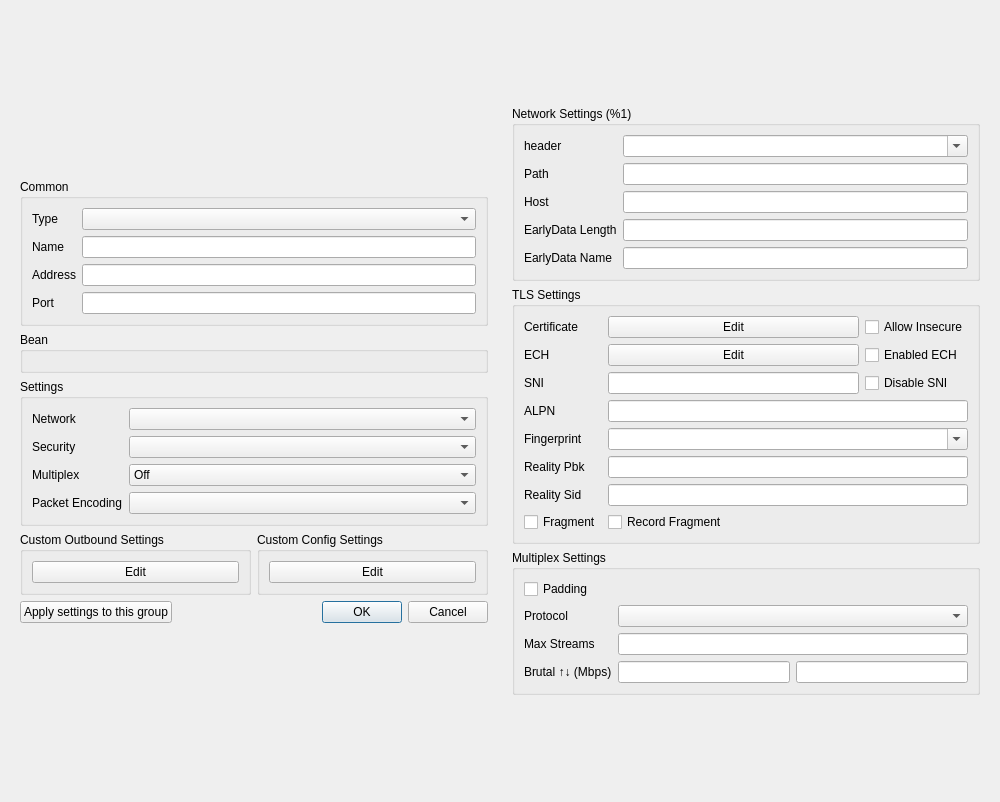
Above: ui/edit/dialog_edit_profile.ui from Restia-Ashbell/nekobox before the change. Below: the same form after it.
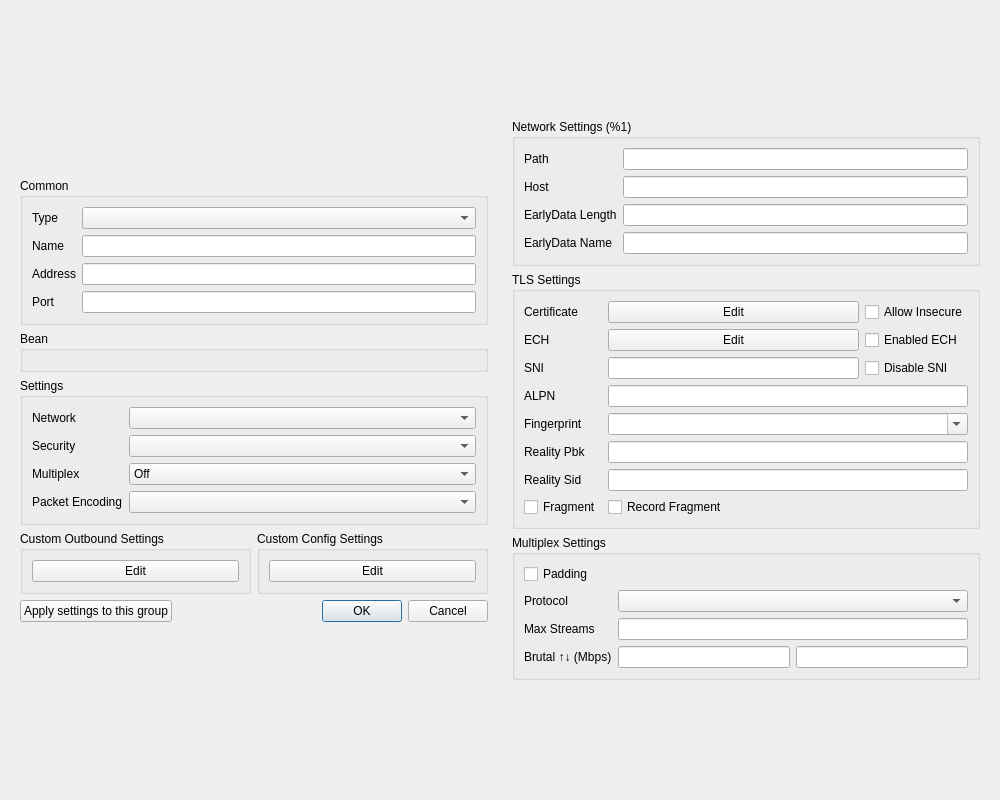
That is the form after the change. Custom widgets are drawn as their Qt base class.

The edit to the form file:
```diff
--- a/ui/edit/dialog_edit_profile.ui
+++ b/ui/edit/dialog_edit_profile.ui
@@ -7,7 +7,7 @@
     <x>0</x>
     <y>0</y>
     <width>1000</width>
-    <height>802</height>
+    <height>800</height>
    </rect>
   </property>
   <property name="sizePolicy">
@@ -145,6 +145,11 @@
              <verstretch>0</verstretch>
             </sizepolicy>
            </property>
+           <item>
+            <property name="text">
+             <string/>
+            </property>
+           </item>
           </widget>
          </item>
          <item row="0" column="0">
@@ -328,22 +333,23 @@
          <string>Network Settings (%1)</string>
         </property>
         <layout class="QGridLayout" name="gridLayout">
-         <item row="1" column="0">
-          <widget class="QLabel" name="path_l">
-           <property name="toolTip">
-            <string notr="true">http path (ws/http/伪装http)
-serviceName (gRPC)
-key (QUIC)</string>
-           </property>
+         <item row="0" column="1">
+          <widget class="MyLineEdit" name="path"/>
+         </item>
+         <item row="3" column="1">
+          <widget class="MyLineEdit" name="ws_early_data_name"/>
+         </item>
+         <item row="3" column="0">
+          <widget class="QLabel" name="ws_early_data_name_l">
            <property name="text">
-            <string notr="true">Path</string>
+            <string notr="true">EarlyData Name</string>
            </property>
           </widget>
          </item>
-         <item row="2" column="1">
+         <item row="1" column="1">
           <widget class="MyLineEdit" name="host"/>
          </item>
-         <item row="2" column="0">
+         <item row="1" column="0">
           <widget class="QLabel" name="host_l">
            <property name="toolTip">
             <string notr="true">http host (ws/http/伪装http)
@@ -354,68 +360,23 @@
            </property>
           </widget>
          </item>
-         <item row="0" column="0">
-          <widget class="QLabel" name="header_type_l">
-           <property name="sizePolicy">
-            <sizepolicy hsizetype="Maximum" vsizetype="Preferred">
-             <horstretch>0</horstretch>
-             <verstretch>0</verstretch>
-            </sizepolicy>
-           </property>
-           <property name="toolTip">
-            <string notr="true">伪装头部类型 (tcp/quic)</string>
-           </property>
-           <property name="text">
-            <string notr="true">header</string>
-           </property>
-          </widget>
-         </item>
-         <item row="1" column="1">
-          <widget class="MyLineEdit" name="path"/>
-         </item>
-         <item row="0" column="1">
-          <widget class="QComboBox" name="header_type">
-           <property name="sizePolicy">
-            <sizepolicy hsizetype="Minimum" vsizetype="Fixed">
-             <horstretch>0</horstretch>
-             <verstretch>0</verstretch>
-            </sizepolicy>
-           </property>
-           <property name="editable">
-            <bool>true</bool>
-           </property>
-           <item>
-            <property name="text">
-             <string notr="true"/>
-            </property>
-           </item>
-           <item>
-            <property name="text">
-             <string notr="true">http</string>
-            </property>
-           </item>
-          </widget>
-         </item>
-         <item row="3" column="1">
-          <widget class="MyLineEdit" name="ws_early_data_length"/>
-         </item>
-         <item row="3" column="0">
+         <item row="2" column="0">
           <widget class="QLabel" name="ws_early_data_length_l">
            <property name="text">
             <string notr="true">EarlyData Length</string>
            </property>
           </widget>
          </item>
-         <item row="4" column="1">
-          <widget class="MyLineEdit" name="ws_early_data_name"/>
-         </item>
-         <item row="4" column="0">
-          <widget class="QLabel" name="ws_early_data_name_l">
+         <item row="0" column="0">
+          <widget class="QLabel" name="path_l">
            <property name="text">
-            <string notr="true">EarlyData Name</string>
+            <string notr="true">Path</string>
            </property>
           </widget>
          </item>
+         <item row="2" column="1">
+          <widget class="MyLineEdit" name="ws_early_data_length"/>
+         </item>
         </layout>
        </widget>
       </item>
```
Left out of the diff: 5 changed lines with no effect on the pictures.
